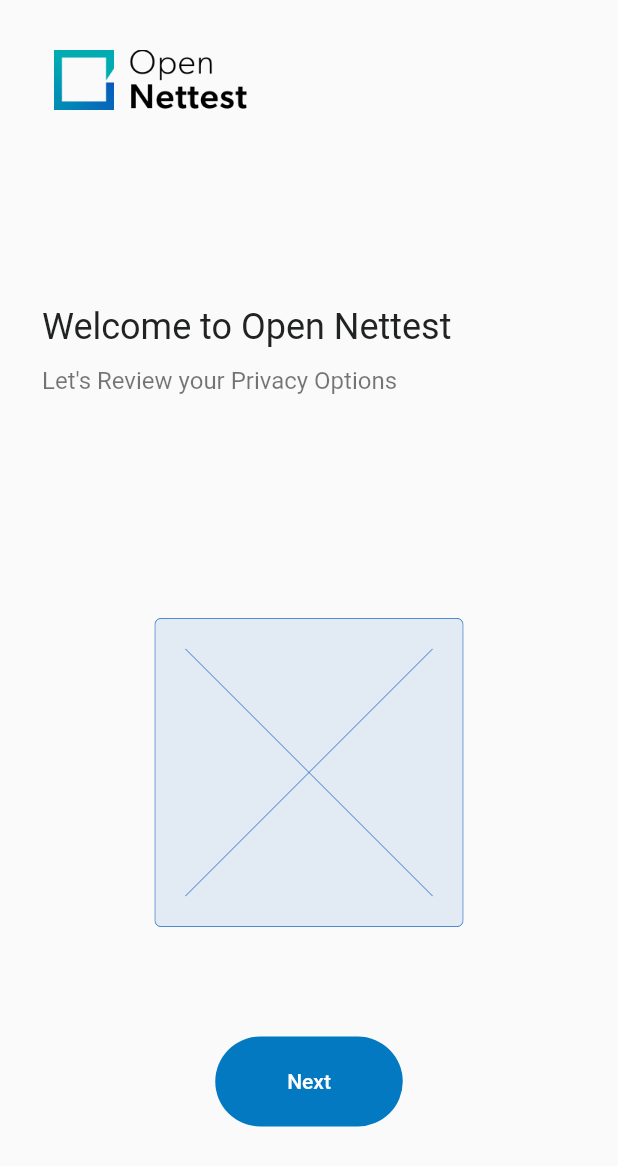
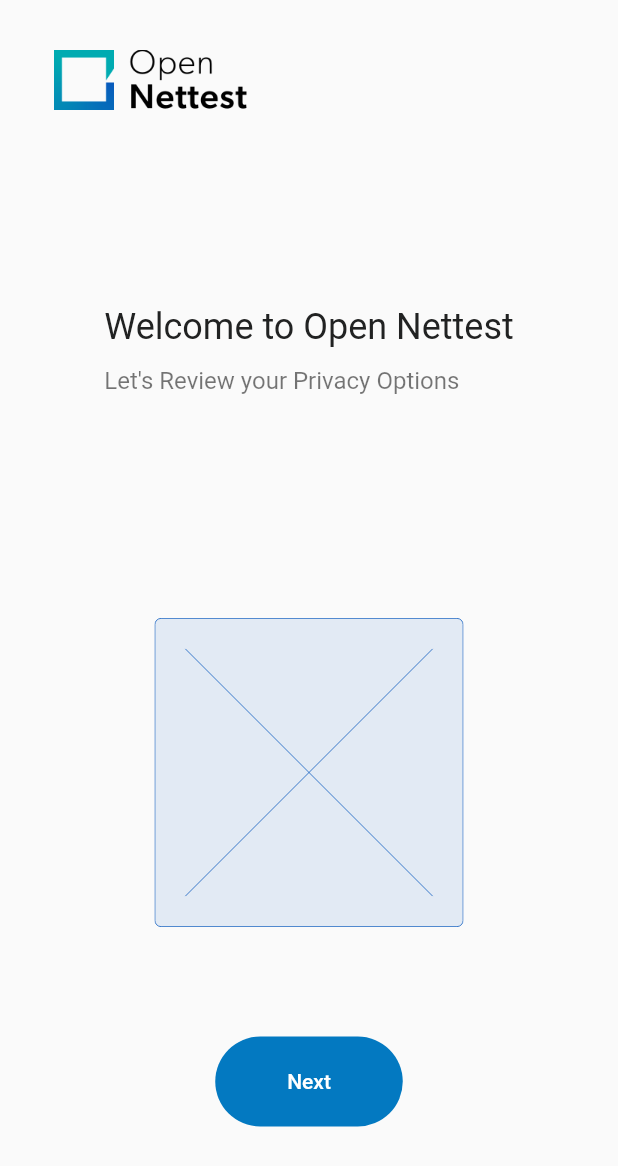
Before and after one commit to specure/ont-flutter-app, a Flutter app: the screen it shows after launch, on a phone screen of 412 x 824 dp. Shown: the top 1166 px of the screen. Run offline on Flutter 3.47's test engine with Material 2 defaults, Android fonts, the light colour scheme and no system bars; our stand-ins replace clock, connectivity_plus, device_info_plus, dio, equatable, firebase_analytics and 18 more; missing offline and left inert: app_settings, cell_info, in_app_review, mapbox_gl, markdown, network_info_plus and 1 more; accounts and stored records are empty; network calls fail; statements that could not run were skipped.

Commit message:
Update libraries

```diff
--- a/lib/modules/measurements/widgets/loop-mode-closing-screen.dart
+++ b/lib/modules/measurements/widgets/loop-mode-closing-screen.dart
@@ -23,7 +23,9 @@
   Widget build(BuildContext context) {
     return Padding(
       padding: const EdgeInsets.all(20.0),
+      child: Center(
         child: Column(
+          crossAxisAlignment: CrossAxisAlignment.center,
           mainAxisAlignment: MainAxisAlignment.center,
           children: [
             Padding(
@@ -80,6 +82,7 @@
                 )),
           ],
         ),
+      ),
     );
   }
 }
--- a/lib/modules/onboarding/widgets/welcome-message.widget.dart
+++ b/lib/modules/onboarding/widgets/welcome-message.widget.dart
@@ -16,7 +16,7 @@
   @override
   Widget build(BuildContext context) {
     return Align(
-      alignment: Alignment.centerLeft,
+      alignment: Alignment.center,
       child: Column(
         mainAxisAlignment: MainAxisAlignment.center,
         crossAxisAlignment: CrossAxisAlignment.start,
```
Also changed, not shown: lib/modules/measurements/widgets/measurement-body/impl/measurement-body-landscape.config.dart, lib/modules/measurements/widgets/measurement-body/impl/measurement-body-portrait.config.dart, 2 other files. Lines whose indentation alone changed are shown as unchanged.
